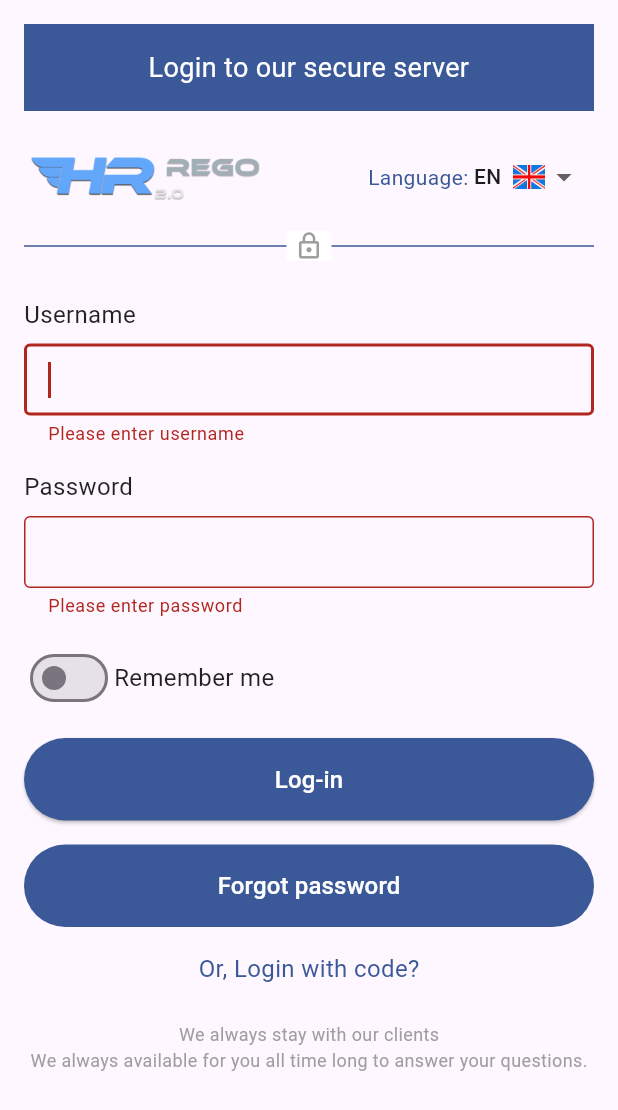
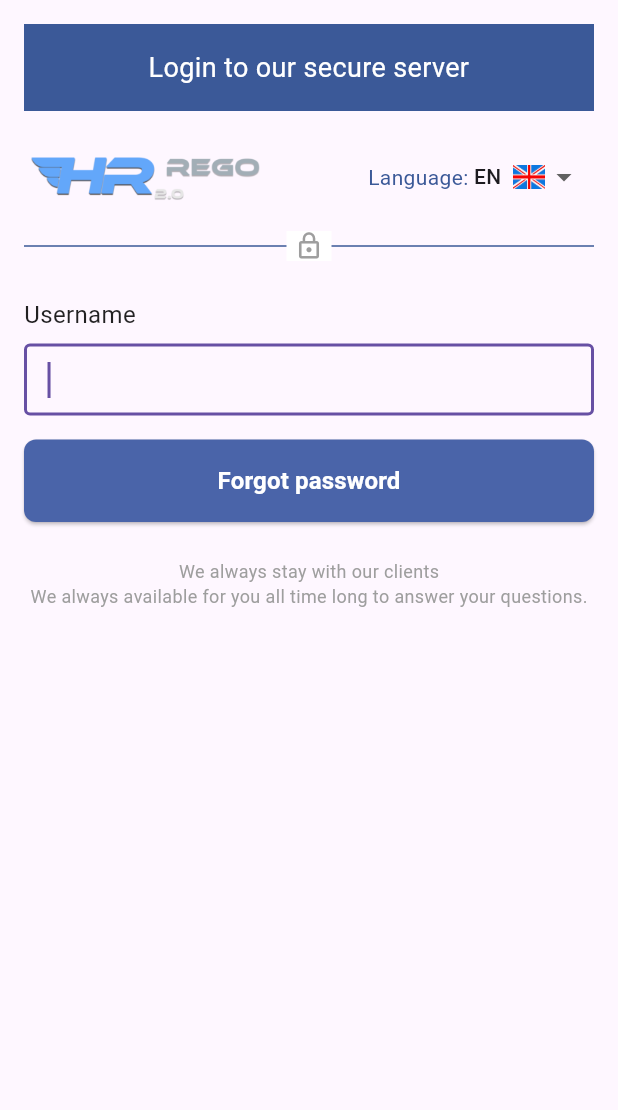
Before and after one commit to lovepreetparmar/rego, a Flutter app: the screen it shows after launch, after a tap on "Log-in", after a tap on "Forgot password", on a phone screen of 412 x 824 dp. Shown: the top 1110 px of the screen. Run offline on Flutter 3.47's test engine with Material 3 defaults, Android fonts, the phone set to English and light mode, and no system bars; our stand-ins replace webview_flutter.

Commit message:
added forogot password screen

```diff
--- /dev/null
+++ b/client/lib/screens/forgot_password.dart
@@ -0,0 +1,144 @@
+import 'package:flutter/material.dart';
+import 'package:provider/provider.dart';
+import '../widgets/login_header.dart';
+import '../widgets/logo_language_selector.dart';
+import '../widgets/login_form_field.dart';
+import '../widgets/error_message.dart';
+import '../widgets/footer_text.dart';
+import '../utils/app_strings.dart';
+import '../utils/app_enums.dart';
+import '../screens/login.dart';
+import 'package:http/http.dart' as http;
+import '../providers/language_provider.dart';
+import 'dart:convert';
+
+class ForgotPasswordScreen extends StatefulWidget {
+  const ForgotPasswordScreen({Key? key}) : super(key: key);
+
+  @override
+  _ForgotPasswordScreenState createState() => _ForgotPasswordScreenState();
+}
+
+class _ForgotPasswordScreenState extends State<ForgotPasswordScreen> {
+  final _formKey = GlobalKey<FormState>();
+  final _usernameController = TextEditingController();
+
+  String? _errorMessage;
+  bool _isPressed = false;
+
+  @override
+  void dispose() {
+    _usernameController.dispose();
+    super.dispose();
+  }
+
+  void _handleLogin() async {
+    if (_formKey.currentState!.validate()) {
+      final username = _usernameController.text;
+
+      try {
+        var request = http.MultipartRequest(
+          'POST',
+          Uri.parse('https://regodemo.com/api/forgot.php'),
+        );
+
+        request.fields['username'] = username;
+
+        var response = await request.send();
+        var responseString = await response.stream.bytesToString();
+        var responseData = json.decode(responseString);
+
+        if (responseData["status"] == true) {
+          Navigator.push(
+            context,
+            MaterialPageRoute(
+              builder: (context) => const LoginScreen(),
+            ),
+          );
+          // Also show snackbar
+          ScaffoldMessenger.of(context).showSnackBar(
+            SnackBar(
+              content: Text(responseData["msg"]),
+              backgroundColor: Colors.green,
+            ),
+          );
+        } else {
+          setState(() {
+            _errorMessage = responseData["msg"] ?? 'An error occurred';
+          });
+        }
+      } catch (e) {
+        setState(() {
+          _errorMessage = 'Network error: $e';
+        });
+      }
+    }
+  }
+
+  void _handleLanguageChange(Language language) {
+    context.read<LanguageProvider>().setLanguage(language);
+  }
+
+  @override
+  Widget build(BuildContext context) {
+    final languageProvider = context.watch<LanguageProvider>();
+    final selectedLanguage = languageProvider.currentLanguage;
+
+    return Scaffold(
+      body: SingleChildScrollView(
+        child: Padding(
+          padding: const EdgeInsets.all(16.0),
+          child: Form(
+            key: _formKey,
+            child: Column(
+              crossAxisAlignment: CrossAxisAlignment.stretch,
+              children: [
+                LoginHeader(language: selectedLanguage),
+                const SizedBox(height: 24),
+                LogoLanguageSelector(
+                  selectedLanguage: selectedLanguage,
+                  onLanguageChanged: _handleLanguageChange,
+                ),
+                const SizedBox(height: 24),
+                LoginFormField(
+                  controller: _usernameController,
+                  autoFocus: true,
+                  label: AppStrings.getString('username', selectedLanguage),
+                  errorText: AppStrings.getString(
+                      'pleaseEnterUsername', selectedLanguage),
+                ),
+                const SizedBox(height: 16),
+                ElevatedButton(
+                  onPressed: () async {
+                    _handleLogin();
+                  },
+                  style: ElevatedButton.styleFrom(
+                    backgroundColor: const Color(0xFF4A64A9),
+                    padding: const EdgeInsets.symmetric(vertical: 16),
+                    shape: RoundedRectangleBorder(
+                      borderRadius: BorderRadius.circular(8),
+                    ),
+                  ),
+                  child: Text(
+                    AppStrings.getString(
+                        'forgotPasswordTitle', selectedLanguage),
+                    style: const TextStyle(
+                      fontSize: 16,
+                      color: Colors.white,
+                      fontWeight: FontWeight.w600,
+                    ),
+                  ),
+                ),
+                if (_errorMessage != null) ...[
+                  const SizedBox(height: 16),
+                  ErrorMessage(language: selectedLanguage),
+                ],
+                FooterText(language: selectedLanguage),
+              ],
+            ),
+          ),
+        ),
+      ),
+    );
+  }
+}
--- a/client/lib/screens/login.dart
+++ b/client/lib/screens/login.dart
@@ -11,6 +11,7 @@
 import '../utils/app_enums.dart';
 import '../screens/web_view_screen.dart';
 import '../screens/request_password.dart';
+import '../screens/forgot_password.dart';
 import 'package:http/http.dart' as http;
 import '../providers/language_provider.dart';
 
@@ -121,7 +122,14 @@
                 const SizedBox(height: 16),
                 LoginButtons(
                   onLogin: _handleLogin,
-                  onForgotPassword: () {},
+                  onForgotPassword: () {
+                    Navigator.push(
+                      context,
+                      MaterialPageRoute(
+                        builder: (context) => const ForgotPasswordScreen(),
+                      ),
+                    );
+                  },
                   language: selectedLanguage,
                 ),
                 const SizedBox(height: 16),
--- a/client/lib/utils/app_strings.dart
+++ b/client/lib/utils/app_strings.dart
@@ -66,6 +66,10 @@
       Language.en: 'Or, Login with code?',
       Language.th: 'หรือ เข้าสู่ระบบด้วยรหัส?',
     },
+    'forgotPasswordTitle': {
+      Language.en: 'Forgot password',
+      Language.th: 'ลืมรหัสผ่าน',
+    },
   };
 
   static String getString(String key, Language language) {
```
